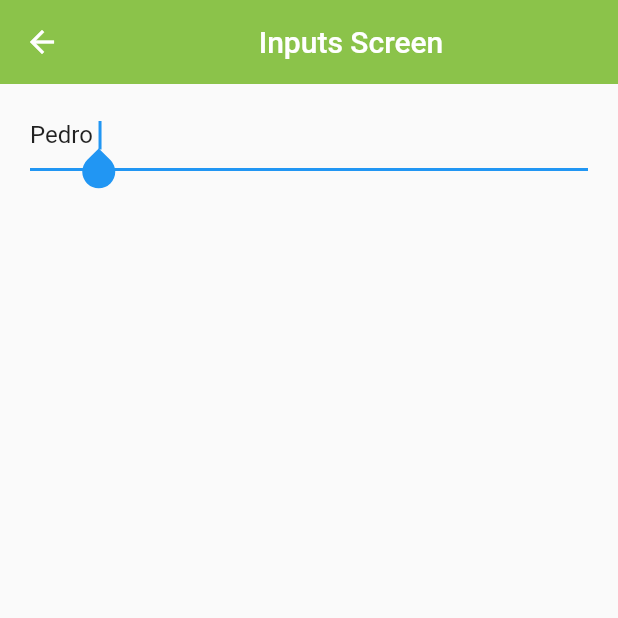
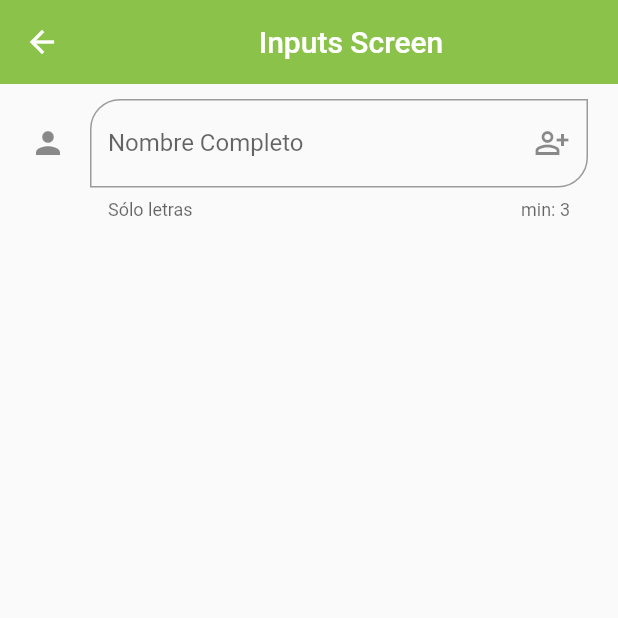
Before and after one commit to esteban1810/Flutter-FH, a Flutter app: the InputsScreen screen opened by its route, on a phone screen of 412 x 824 dp, the top half of it. Run offline on Flutter 3.47's test engine with Material 2 defaults, Android fonts, the phone set to English and light mode, and no system bars.

Commit message:
88. TextFormFields - Personalización

```diff
--- a/S6 Componentes de flutter/fl_components/lib/screens/inputs_screen.dart
+++ b/S6 Componentes de flutter/fl_components/lib/screens/inputs_screen.dart
@@ -1,3 +1,4 @@
+import 'package:fl_components/theme/app_theme.dart';
 import 'package:flutter/material.dart';
 
 class InputsScreen extends StatelessWidget {
@@ -16,10 +17,42 @@ class InputsScreen extends StatelessWidget {
            child: Column(
             children: [
               TextFormField(
-                autofocus: true,
-                initialValue: 'Pedro ',
+                // autofocus: true,
+                initialValue: '',
                 textCapitalization: TextCapitalization.words,
                 onChanged: (text){print('Texto $text');},
+                validator: (text){
+                  if(text==null){
+                    return 'Campo vacío';
+                  }
+                  if(text.isEmpty){
+                    return 'Campo vacío';
+                  }
+                  return null;
+                },
+                autovalidateMode: AutovalidateMode.onUserInteraction, // Cuando el usuario empieze a escribir
+                decoration: const InputDecoration(
+                  hintText: 'Escribe tu nombre',
+                  labelText: 'Nombre Completo',
+                  helperText: 'Sólo letras',
+                  counterText: 'min: 3',
+                  icon: Icon(Icons.person),
+                  suffixIcon: Icon(Icons.person_add_alt_outlined),
+                  focusedBorder: OutlineInputBorder(
+                    borderSide: BorderSide(
+                      color: AppTheme.primaryLigthColor
+                    ),
+                  ),
+                  border: OutlineInputBorder(
+                    borderSide: BorderSide(
+                      color: AppTheme.primaryLigthColor
+                    ),
+                    borderRadius: BorderRadius.only(
+                      bottomRight: Radius.circular(20),
+                      topLeft: Radius.circular(20)
+                    )
+                  )
+                ),
               )
         ]),
          ),
```
